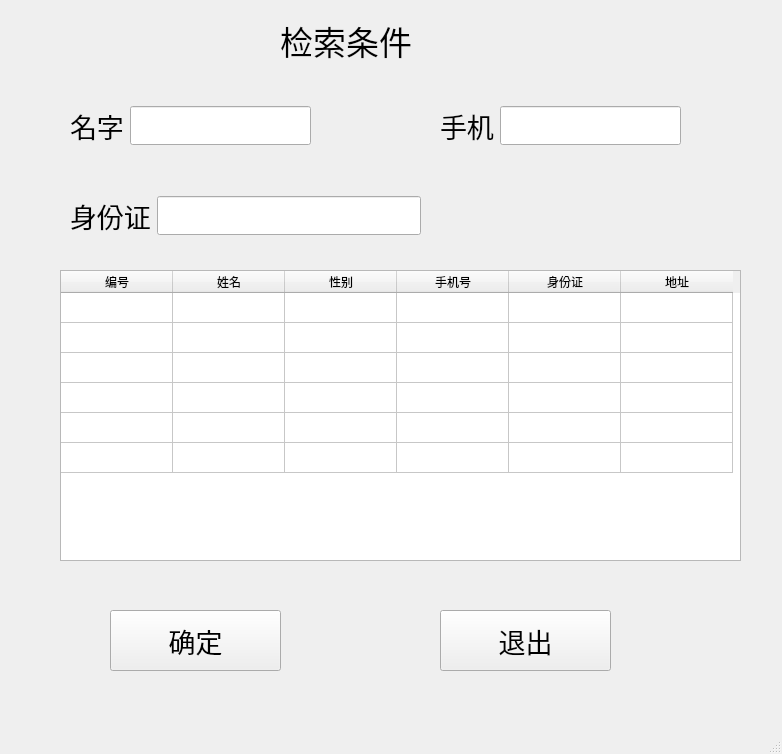
Old version of the form v1/UI/inquire.ui in the repository DefJia/TCM-Retrieval-System.
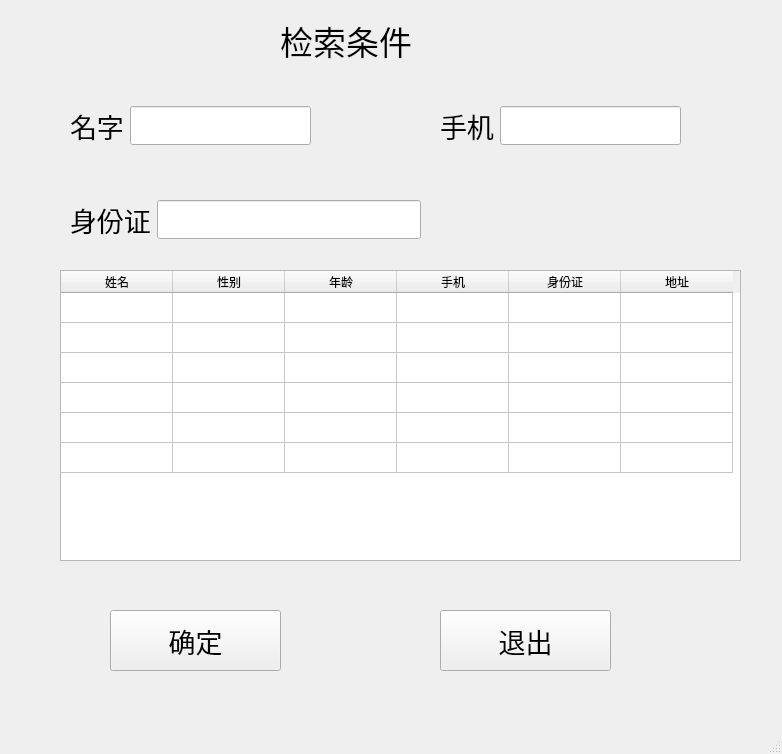
New version of the form.

Commit message: function_inquire

```diff
--- a/v1/UI/inquire.ui
+++ b/v1/UI/inquire.ui
@@ -86,7 +86,7 @@
       <x>70</x>
       <y>180</y>
       <width>351</width>
-      <height>71</height>
+      <height>80</height>
      </rect>
     </property>
     <layout class="QHBoxLayout" name="horizontalLayout_6">
@@ -224,11 +224,6 @@
       <string>New Row</string>
      </property>
     </row>
-    <column>
-     <property name="text">
-      <string notr="true">编号</string>
-     </property>
-    </column>
     <column>
      <property name="text">
       <string>姓名</string>
@@ -241,7 +236,12 @@
     </column>
     <column>
      <property name="text">
-      <string>手机号</string>
+      <string>年龄</string>
+     </property>
+    </column>
+    <column>
+     <property name="text">
+      <string>手机</string>
      </property>
     </column>
     <column>
```
Left out of the diff: 6 changed lines with no effect on the pictures. The commit also changes 16 other files.
